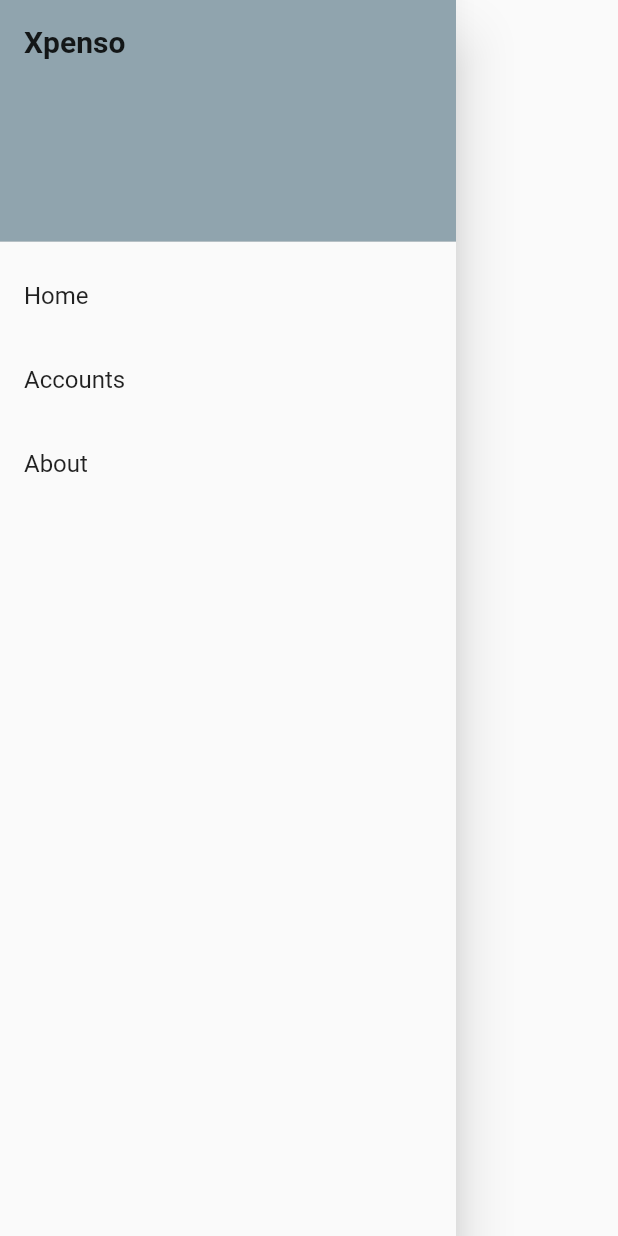
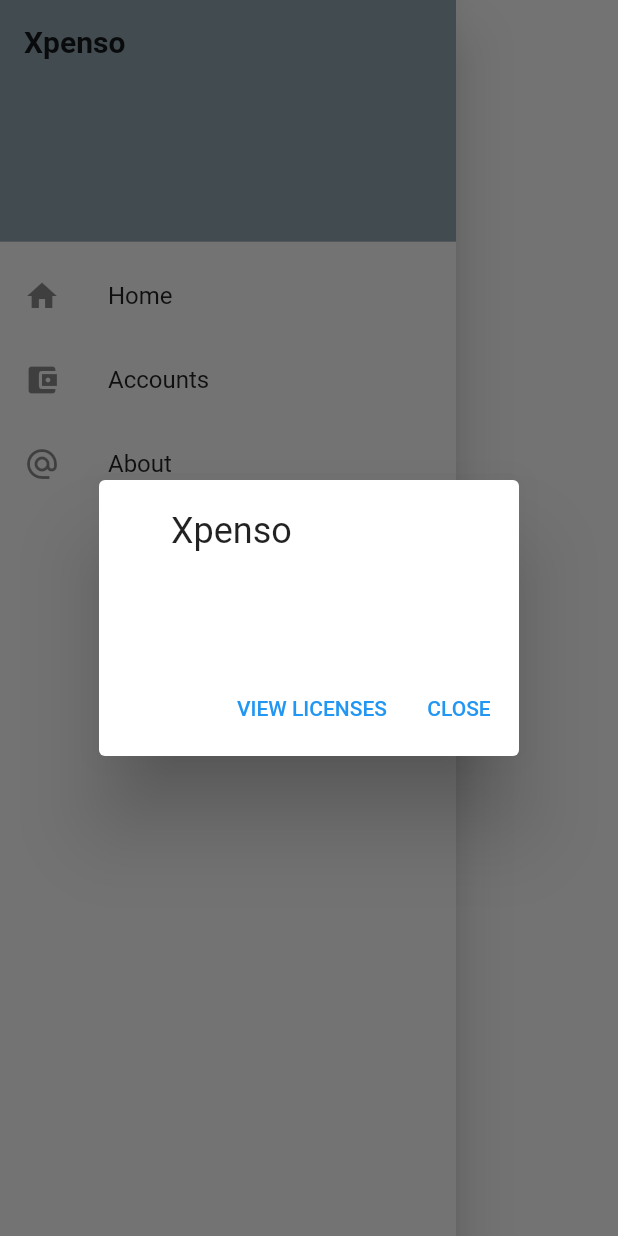
Before and after one commit to DevendraJ/xpenso, a Flutter app: the AppDrawer widget shown alone on an empty page, opened directly, after a tap on "About", on a phone screen of 412 x 824 dp. Run offline on Flutter 3.47's test engine with Material 2 defaults, Android fonts, the light colour scheme and no system bars; our stand-ins replace date_time_picker, month_picker_dialog.

Commit message:
Minor modifications.

```diff
--- a/lib/widgets/account_list.dart
+++ b/lib/widgets/account_list.dart
@@ -78,6 +78,7 @@ class AccountDialog extends StatelessWidget {
               TextFormField(
                 controller: nameController,
                 autovalidateMode: AutovalidateMode.onUserInteraction,
+                textCapitalization: TextCapitalization.words,
                 maxLines: 1,
                 decoration: InputDecoration(
                   labelText: 'Account Name',
--- a/lib/widgets/app_drawer.dart
+++ b/lib/widgets/app_drawer.dart
@@ -19,20 +19,25 @@ class AppDrawer extends StatelessWidget {
             ),
           ),
           ListTile(
+            leading: Icon(Icons.home),
             title: Text('Home'),
             onTap: () {
               Navigator.popAndPushNamed(context, '/home');
             },
           ),
           ListTile(
+            leading: Icon(Icons.account_balance_wallet),
             title: Text('Accounts'),
             onTap: () {
               Navigator.popAndPushNamed(context, '/accounts');
             },
           ),
           ListTile(
+            leading: Icon(Icons.alternate_email),
             title: Text('About'),
-            onTap: () {},
+            onTap: () {
+              showAboutDialog(context: context);
+            },
           ),
         ],
       ),
--- a/lib/widgets/new_transaction.dart
+++ b/lib/widgets/new_transaction.dart
@@ -322,6 +322,7 @@ class _NewTransactionState extends State<NewTransaction> {
               SizedBox(height: 10),
               TextFormField(
                 keyboardType: TextInputType.text,
+                textCapitalization: TextCapitalization.words,
                 maxLines: 1,
                 decoration: InputDecoration(
                     labelText: 'Description',
```
